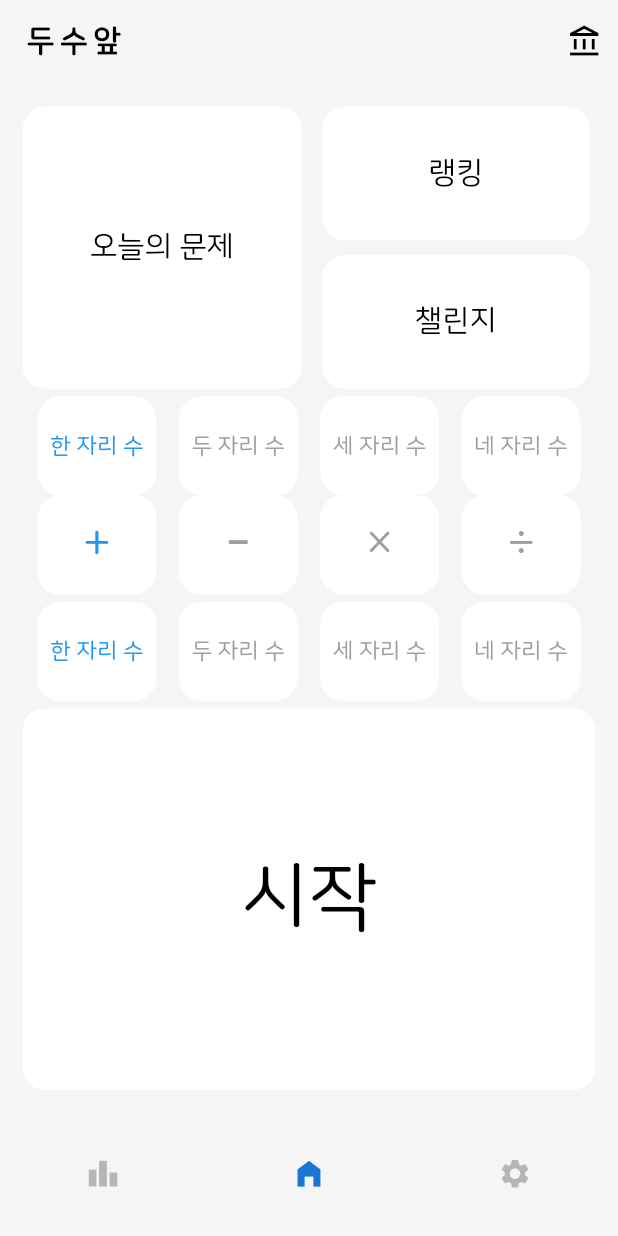
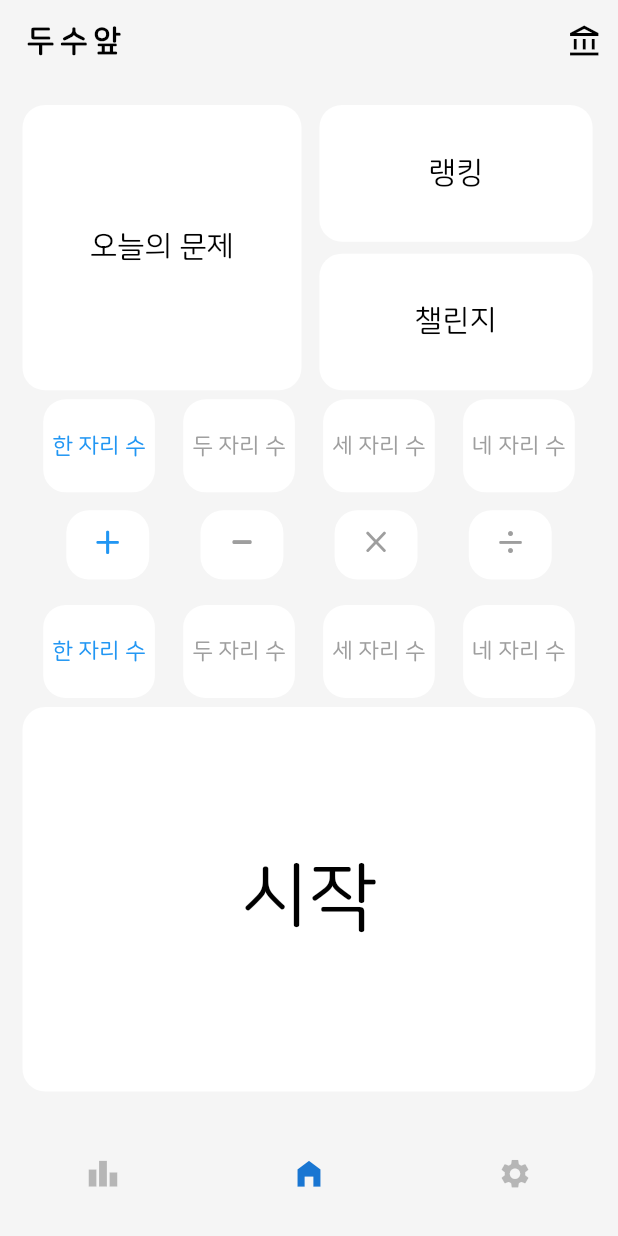
Before and after one commit to bargoLoft/do_math, a Flutter app: the screen it shows after launch, on a phone screen of 412 x 824 dp. Run offline on Flutter 3.47's test engine with Material 2 defaults, Android fonts, the phone set to English and light mode, and no system bars; our stand-ins replace hive, hive_flutter, shared_preferences; accounts and stored records are empty; generated files the repository leaves out were written again.

```diff
--- a/lib/pages/home_page.dart
+++ b/lib/pages/home_page.dart
@@ -301,7 +301,7 @@ class _HomePageState extends State<HomePage> {
     double textSize = 30,
   ]) {
     return Padding(
-      padding: const EdgeInsets.symmetric(horizontal: 0, vertical: 0),
+      padding: const EdgeInsets.symmetric(horizontal: 0, vertical: 10),
       child: AspectRatio(
         aspectRatio: ratio,
         child: ElevatedButton(
@@ -333,7 +333,7 @@ class _HomePageState extends State<HomePage> {
   Widget buildDigitalButton(context, String title, double ratio,
       [double textSize = 15, int index = 0]) {
     return Padding(
-      padding: const EdgeInsets.symmetric(horizontal: 0, vertical: 0),
+      padding: const EdgeInsets.symmetric(horizontal: 0, vertical: 2),
       child: AspectRatio(
         aspectRatio: ratio,
         child: ElevatedButton(
@@ -364,7 +364,7 @@ class _HomePageState extends State<HomePage> {
   Widget buildDigitalButton2(context, String title, double ratio,
       [double textSize = 15, int index = 0]) {
     return Padding(
-      padding: const EdgeInsets.symmetric(horizontal: 0, vertical: 0),
+      padding: const EdgeInsets.symmetric(horizontal: 0, vertical: 2),
       child: AspectRatio(
         aspectRatio: ratio,
         child: ElevatedButton(
@@ -395,7 +395,7 @@ class _HomePageState extends State<HomePage> {
   Widget buildButton(context, String title, double ratio,
       [double textSize = 20, String type = '+']) {
     return Padding(
-      padding: const EdgeInsets.symmetric(horizontal: 5, vertical: 5),
+      padding: const EdgeInsets.symmetric(horizontal: 5, vertical: 4),
       child: AspectRatio(
         aspectRatio: ratio,
         child: ElevatedButton(
```
Also changed, not shown: lib/pages/stage_page.dart (+23 -14 lines).
